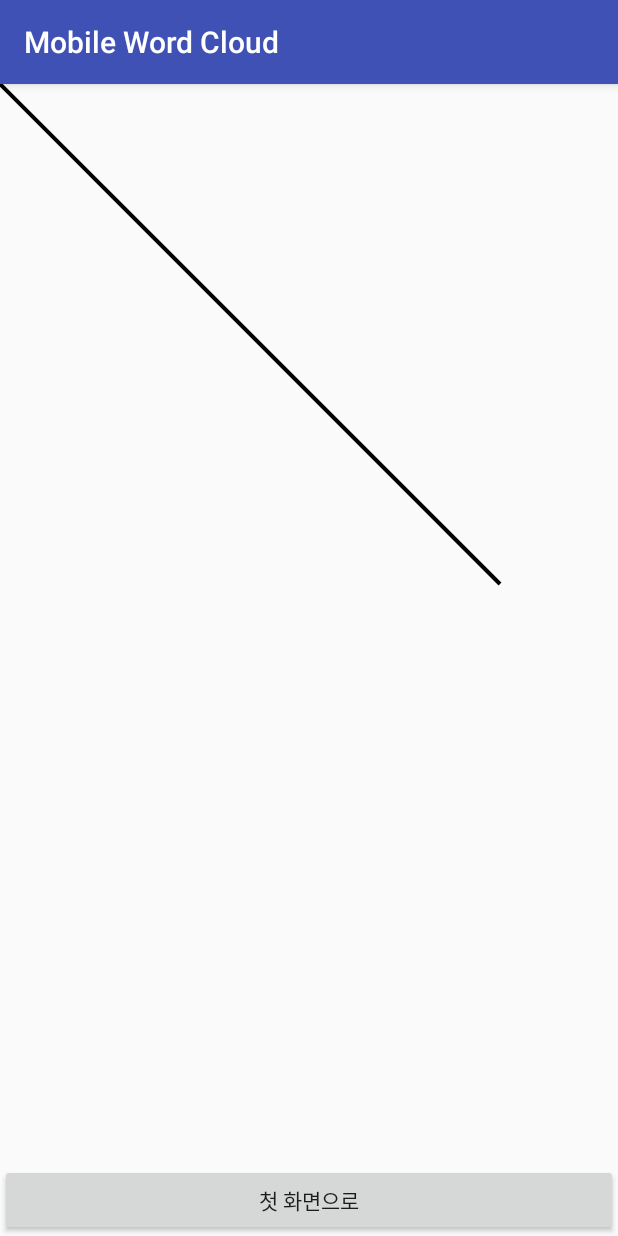
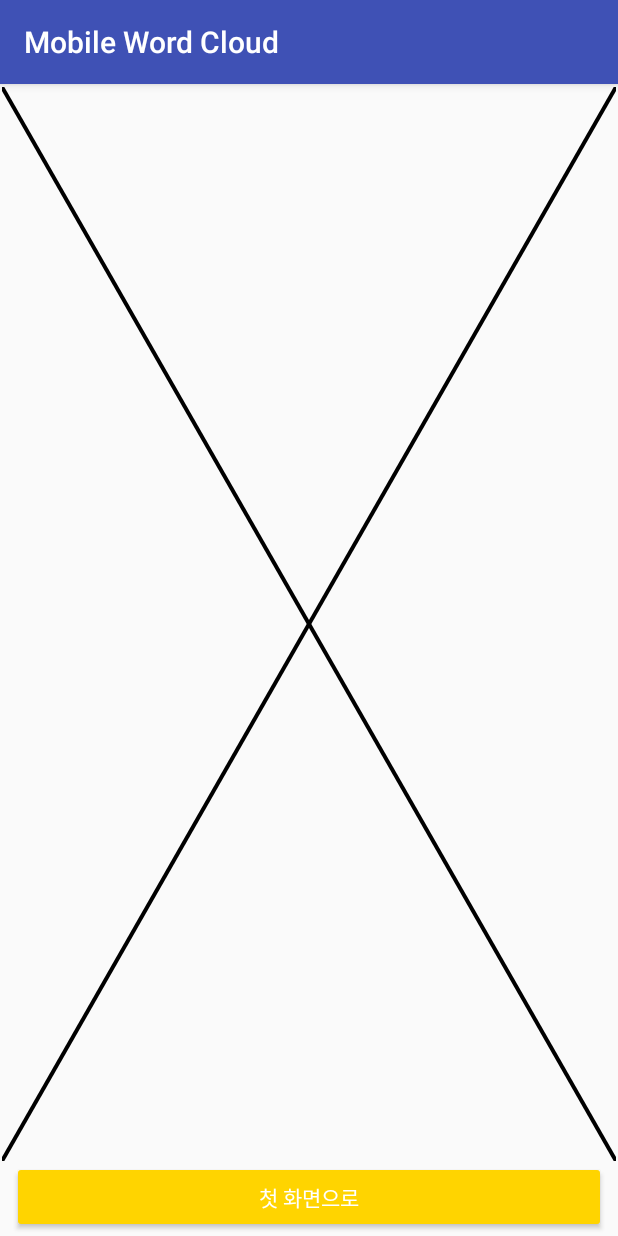
Before and after one commit to MinJaeSim/MobileWordCloud, an Android app: the DisplayActivity screen opened directly, with no data from a screen before it, on a phone screen of 412 x 824 dp. Run offline under Robolectric (Android 15) with nearby library versions, the phone set to English and light mode, and no system bars.

Commit message:
간단한 워드클라우드

```diff
--- a/app/src/main/java/com/example/simminje/mobilewordcloud/Model/Analysis.java
+++ b/app/src/main/java/com/example/simminje/mobilewordcloud/Model/Analysis.java
@@ -136,7 +136,7 @@ public class Analysis {
 
         @Override
         public String toString() {
-            return word + " " + n + " ";
+            return n + " " + word;
         }
 
     }
--- a/app/src/main/java/com/example/simminje/mobilewordcloud/View/ResultCanvas.java
+++ b/app/src/main/java/com/example/simminje/mobilewordcloud/View/ResultCanvas.java
@@ -21,9 +21,9 @@ import java.util.Arrays;
 import java.util.List;
 
 public class ResultCanvas extends View {
+
     private Paint paint;
     private ArrayList<String> data;
-    private String dirPath;
 
     public ResultCanvas(Context context, @Nullable AttributeSet attrs) {
         super(context, attrs);
@@ -31,6 +31,7 @@ public class ResultCanvas extends View {
         loadAnalysisData();
 
         paint = new Paint();
+
         paint.setAntiAlias(true);
         paint.setColor(Color.BLACK);
         paint.setStyle(Paint.Style.STROKE);
@@ -39,7 +40,11 @@ public class ResultCanvas extends View {
     }
 
     private void loadAnalysisData() {
-        dirPath = getContext().getFilesDir().getAbsolutePath();
+        String dirPath = getContext()
+                .getFilesDir()
+                .getAbsolutePath();
+
+        System.out.println(dirPath);
 
         File file = new File(dirPath);
 
@@ -60,12 +65,9 @@ public class ResultCanvas extends View {
                     content += temp;
                 }
 
-                ArrayList<String> data = new ArrayList<>(Arrays.asList(content.split(" ")));
+                data = new ArrayList<>(Arrays.asList(content.split(" ")));
 
                 System.out.println("총 파일 갯수 : " + f.length);
-//                for (String str : data) {
-//                    System.out.println(str);
-//                }
 
             } catch (IOException e) {
                 e.printStackTrace();
@@ -78,17 +80,20 @@ public class ResultCanvas extends View {
     protected void onDraw(Canvas canvas) {
         super.onDraw(canvas);
 
+        int width = canvas.getWidth();
+        int height = canvas.getHeight();
+
         if (data != null) {
-            System.out.println("NOT NULL");
-
+            int size;
             for (int i = 0; i < data.size(); i += 2) {
-                paint.setTextSize((int) data.get(i + 1).charAt(0) * 5);
-                canvas.drawText(data.get(i), i * 10, i * 10, paint);
+                size = Integer.parseInt(data.get(i));
+                paint.setTextSize(size * 50);
+                canvas.drawText(data.get(i + 1), (float) (Math.random() * width / 2), (float) (Math.random() * height), paint);
+                if (i > 40) break;
             }
         } else {
-            System.out.println("NULL");
-
-            canvas.drawLine(0, 0, 500, 500, paint);
+            canvas.drawLine(0, 0, width, height, paint);
+            canvas.drawLine(width, 0, 0, height, paint);
         }
     }
 }
--- a/app/src/main/res/layout/activity_display.xml
+++ b/app/src/main/res/layout/activity_display.xml
@@ -1,22 +1,45 @@
 <?xml version="1.0" encoding="utf-8"?>
-<RelativeLayout xmlns:android="http://schemas.android.com/apk/res/android"
+<android.support.constraint.ConstraintLayout xmlns:android="http://schemas.android.com/apk/res/android"
+    xmlns:app="http://schemas.android.com/apk/res-auto"
+    xmlns:tools="http://schemas.android.com/tools"
     android:layout_width="match_parent"
     android:layout_height="match_parent"
     android:orientation="vertical">
 
     <com.example.simminje.mobilewordcloud.View.ResultCanvas
         android:id="@+id/canvas_view"
-        android:layout_width="match_parent"
-        android:layout_height="wrap_content"
+        android:layout_width="0dp"
+        android:layout_height="0dp"
         android:layout_above="@+id/back_to_main"
-        android:layout_alignParentTop="true" />
+        android:layout_alignParentTop="true"
+        tools:layout_constraintTop_creator="1"
+        tools:layout_constraintRight_creator="1"
+        tools:layout_constraintBottom_creator="1"
+        app:layout_constraintBottom_toTopOf="@+id/back_to_main"
+        android:layout_marginStart="1dp"
+        android:layout_marginEnd="1dp"
+        app:layout_constraintRight_toRightOf="parent"
+        android:layout_marginTop="2dp"
+        tools:layout_constraintLeft_creator="1"
+        app:layout_constraintLeft_toLeftOf="parent"
+        app:layout_constraintTop_toTopOf="parent" />
 
     <Button
         android:id="@+id/back_to_main"
-        android:layout_width="match_parent"
+        style="@style/Widget.AppCompat.Button.Colored"
+        android:layout_width="0dp"
         android:layout_height="wrap_content"
+        android:layout_alignParentBottom="true"
+        android:layout_alignParentStart="true"
         android:text="@string/back_to_main"
-        android:layout_alignParentBottom="true"
-        android:layout_alignParentStart="true" />
+        tools:layout_constraintRight_creator="1"
+        tools:layout_constraintBottom_creator="1"
+        android:layout_marginStart="8dp"
+        app:layout_constraintBottom_toBottomOf="parent"
+        android:layout_marginEnd="8dp"
+        app:layout_constraintRight_toRightOf="parent"
+        tools:layout_constraintLeft_creator="1"
+        android:layout_marginBottom="2dp"
+        app:layout_constraintLeft_toLeftOf="parent" />
 
-</RelativeLayout>
+</android.support.constraint.ConstraintLayout>
```
Also changed, not shown: app/src/main/assets/filter.txt (+28 -29 lines).
